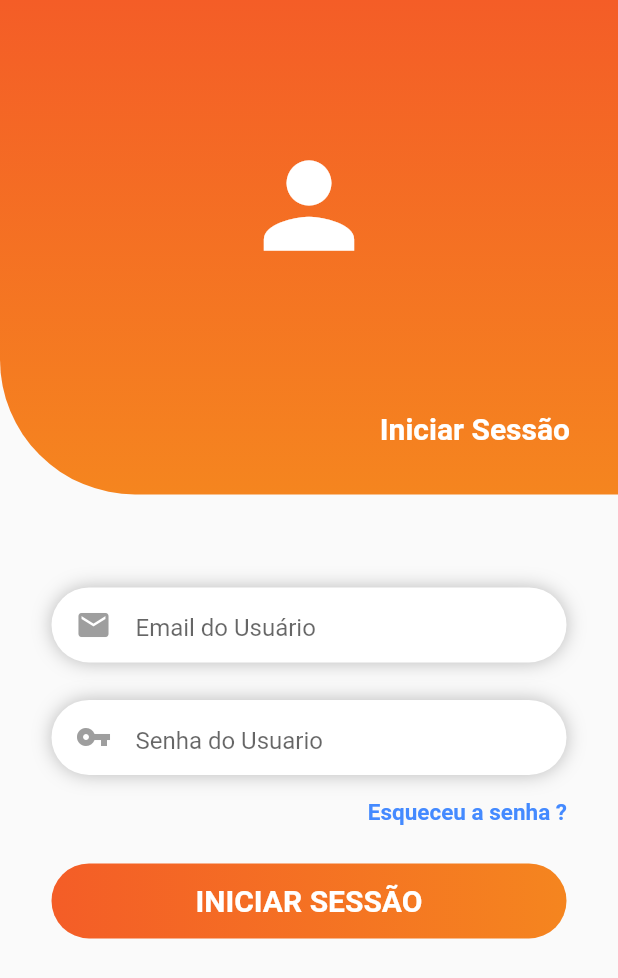
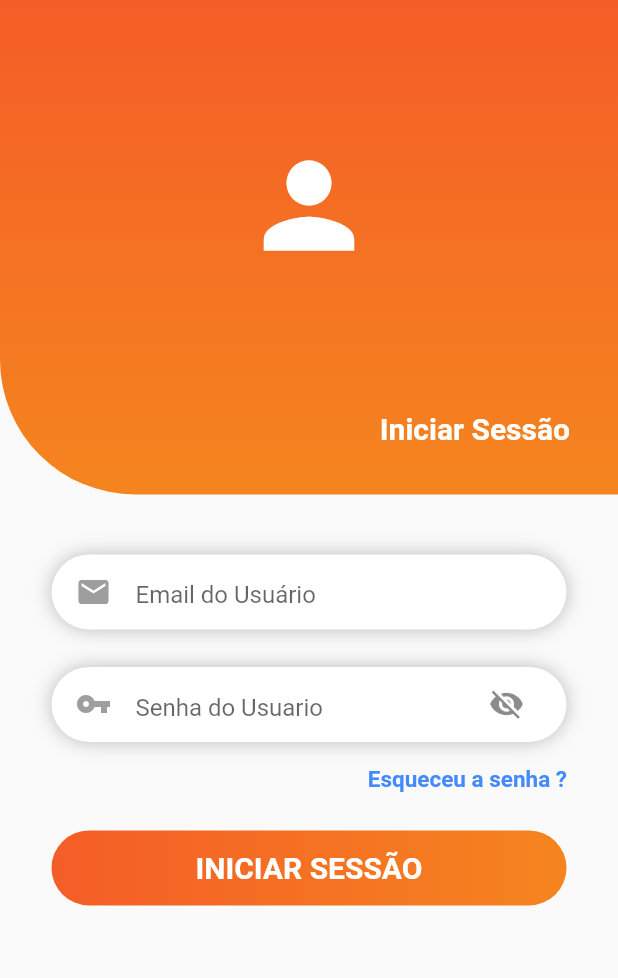
Before and after one commit to HoracioJunior/Food_Ordering_UI, a Flutter app: the screen it shows after launch, item 2 of the bottom bar chosen, after a tap on "Proceed To Checkout", on a phone screen of 412 x 824 dp. Shown: the top 978 px of the screen. Run offline on Flutter 3.47's test engine with Material 2 defaults, Android fonts, the phone set to English and light mode, and no system bars; our stand-ins replace font_awesome_flutter.

Commit message:
Melhorias das telas

```diff
--- a/lib/src/pages/sign_page.dart
+++ b/lib/src/pages/sign_page.dart
@@ -8,6 +8,8 @@ class SignInPage extends StatefulWidget {
 }
 
 class _SignInPageState extends State<SignInPage> {
+  bool _toggleVisibility = true;
+  bool _toggleConfirmVisibility = true;
   @override
   Widget build(BuildContext context) {
     return Scaffold(
@@ -53,10 +55,11 @@ class _SignInPageState extends State<SignInPage> {
                 ],
               ),
             ),
+            //SizedBox(height: 10),
             Container(
               width: MediaQuery.of(context).size.width,
               height: MediaQuery.of(context).size.height/2.0,
-              padding: EdgeInsets.only(top: 62),
+              padding: EdgeInsets.only(top: 40),
               child: Column(
                 children: <Widget>[
                   Container(
@@ -100,11 +103,24 @@ class _SignInPageState extends State<SignInPage> {
                         border: InputBorder.none,
                         icon: Icon(Icons.vpn_key, color: Colors.grey,),
                         hintText: "Senha do Usuario",
+                        suffixIcon: IconButton(
+                            onPressed: () {
+                              setState(() {
+                                _toggleVisibility = !_toggleVisibility;
+                              });
+                            },
+                            icon: _toggleVisibility
+                                ? Icon(Icons.visibility_off)
+                                : Icon(Icons.visibility),
+                          ),
                       ),
+                       obscureText: _toggleVisibility,
                     ),
                   ),
                   GestureDetector(
-                    onTap: (){},
+                  onTap: (){
+                    //Navigator.of(context).pushReplacement(MaterialPageRoute(builder: (BuildContext context) => SignUpPage()));
+                  },
                       child: Align(
                       alignment: Alignment.bottomRight,
                       child: Padding(
@@ -150,6 +166,7 @@ class _SignInPageState extends State<SignInPage> {
                 ],
               ),
             ),
+            //Row(//Vai conter Os icons de Gmail, Facebook e uma descricao),
           ],
         ),
         ),
--- a/lib/src/pages/signup_page.dart
+++ b/lib/src/pages/signup_page.dart
@@ -96,9 +96,7 @@ class _SignUpPageState extends State<SignUpPage> {
                 fontWeight: FontWeight.bold,
               ),
             ),
-            SizedBox(
-              height: 50.0,
-            ),
+            SizedBox(height: 50.0,),
             Card(
               elevation: 5.0,
               child: Padding(
```
